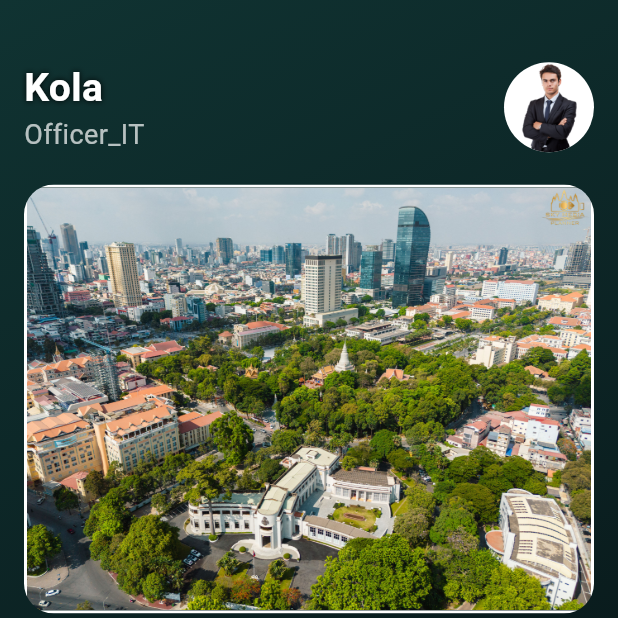
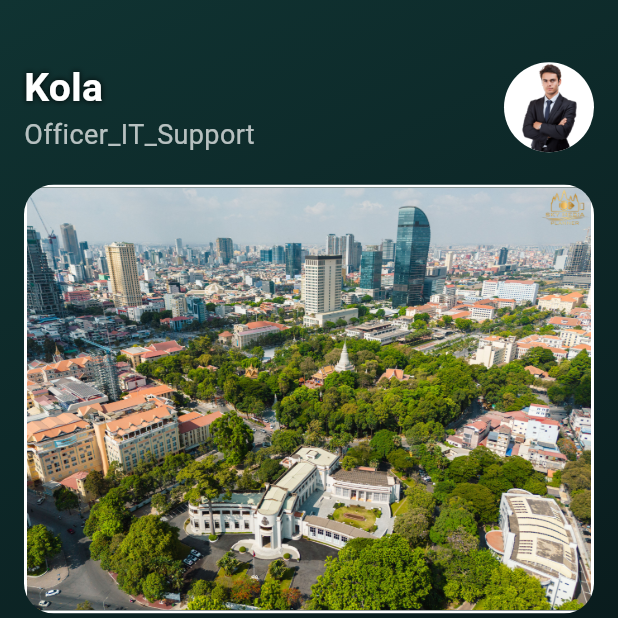
Before and after one commit to KOLADDR9/scan_attendance, a Flutter app: the screen it shows after launch, on a phone screen of 412 x 824 dp, the top half of it. Run offline on Flutter 3.47's test engine with Material 3 defaults, Android fonts, the light colour scheme and no system bars; our stand-ins replace google_fonts, location, supabase_flutter; missing offline and left inert: mobile_scanner; accounts and stored records are empty; Roboto replaces fonts that are missing (Khmer).

Commit message:
ensure this is my branch

```diff
--- a/lib/presentation/pages/home_page.dart
+++ b/lib/presentation/pages/home_page.dart
@@ -43,7 +43,7 @@ class HomePage extends StatelessWidget {
                                 shadows: [
                                   Shadow(color: Colors.black, blurRadius: 5)
                                 ])),
-                        Text('Officer_IT',
+                        Text('Officer_IT_Support',
                             style:
                                 TextStyle(fontSize: 18, color: Colors.white70)),
                       ],
```
